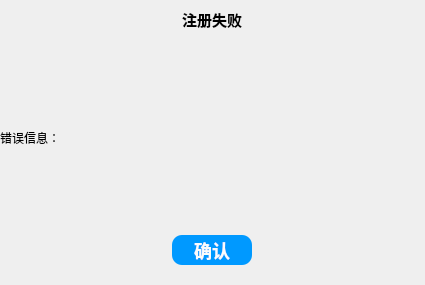
Before: the Qt Designer form src/ui/regfailed.ui in Qoopao/IM-Client, drawn with Qt 5.
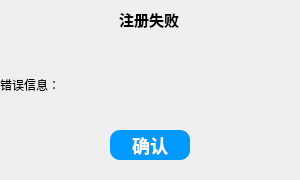
After: the same form once the commit is applied.

Diff of the .ui file:
```diff
--- a/src/ui/regfailed.ui
+++ b/src/ui/regfailed.ui
@@ -6,8 +6,8 @@
    <rect>
     <x>0</x>
     <y>0</y>
-    <width>425</width>
-    <height>285</height>
+    <width>300</width>
+    <height>180</height>
    </rect>
   </property>
   <property name="sizePolicy">
@@ -18,14 +18,14 @@
   </property>
   <property name="minimumSize">
    <size>
-    <width>425</width>
-    <height>285</height>
+    <width>300</width>
+    <height>180</height>
    </size>
   </property>
   <property name="maximumSize">
    <size>
-    <width>425</width>
-    <height>285</height>
+    <width>300</width>
+    <height>180</height>
    </size>
   </property>
   <property name="windowTitle">
@@ -63,7 +63,7 @@
      </property>
      <layout class="QHBoxLayout" name="horizontalLayout">
       <property name="leftMargin">
-       <number>148</number>
+       <number>105</number>
       </property>
       <property name="topMargin">
        <number>1</number>
```
Left out of the diff: 2 changed lines with no effect on the pictures.
